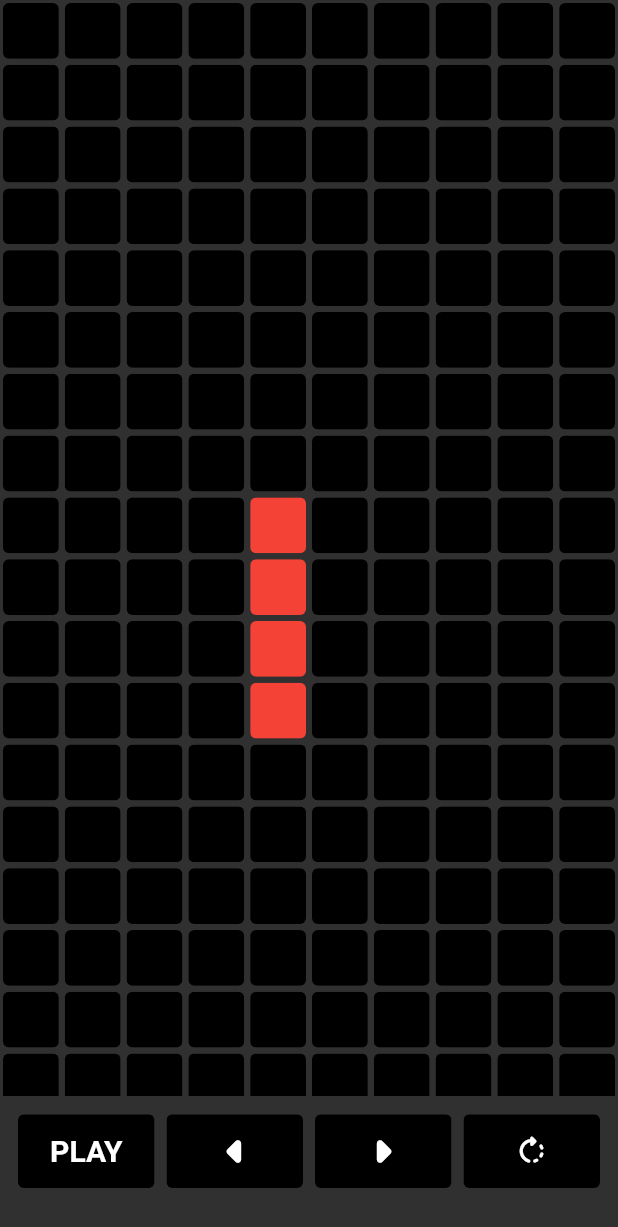
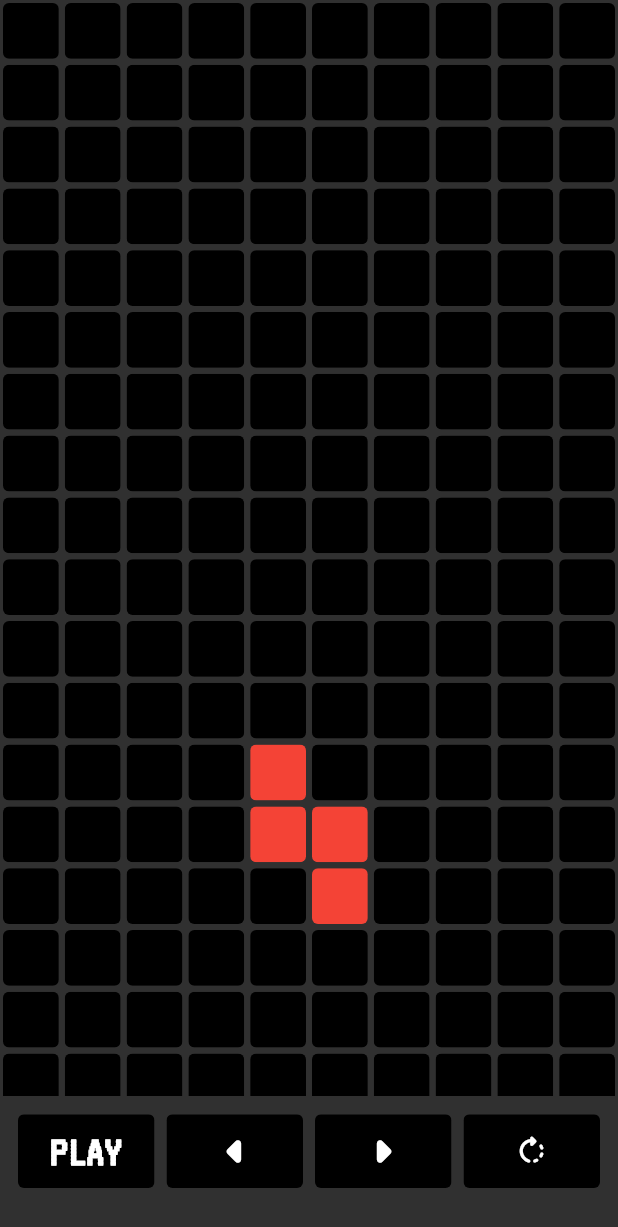
Before and after one commit to Arora-Yash-coder/Tetris_Flutter, a Flutter app: the screen it shows after launch, after a tap on the "rotate right" icon, on a phone screen of 412 x 824 dp. Shown: the top 1227 px of the screen. Run offline on Flutter 3.47's test engine with Material 2 defaults, Android fonts, the phone set to English and light mode, and no system bars.

Commit message:
Finishing up the project

```diff
--- a/tetris/lib/game.dart
+++ b/tetris/lib/game.dart
@@ -51,8 +51,7 @@ class _MyGameState extends State<MyGame> {
   int number = 0;
   // Variable representing score
   int score = 0;
-
-  //
+  // Checks if the game ended
   bool check = false;
 
   //Starts the game
@@ -62,11 +61,10 @@ class _MyGameState extends State<MyGame> {
     } else {
       choosePiece();
       //Speed of the game
-      const duration = Duration(milliseconds: 300);
+      const duration = Duration(milliseconds: 200);
       Timer.periodic(
         duration,
         (Timer timer) {
-          print(landedPosColor);
           check = gameEnded();
           clearRow();
           if (hitFloor()) {
@@ -134,8 +132,8 @@ class _MyGameState extends State<MyGame> {
     setState(() {
       Random random = Random();
       int temp = random.nextInt(6);
-      chosenPiece = List<int>.of(pieces[3]);
-      print('chosen Peice:${chosenPiece}');
+      chosenPiece = List<int>.of(pieces[temp]);
+      // print('chosen Peice:${chosenPiece}');
     });
   }
 
@@ -183,7 +181,34 @@ class _MyGameState extends State<MyGame> {
   }
 
   //Rotates the chosen piece
-  void rotatePiece() {}
+  void rotatePiece() {
+    final snackBar = SnackBar(
+      backgroundColor: Colors.grey.shade800,
+      content: Padding(
+        padding: const EdgeInsets.all(8.0),
+        child: Row(
+          mainAxisAlignment: MainAxisAlignment.spaceBetween,
+          mainAxisSize: MainAxisSize.max,
+          children: const [
+            Text(
+              'This aint no easy Game',
+              style: TextStyle(
+                color: Colors.white,
+              ),
+            ),
+            Text(
+              'NOOB',
+              style: TextStyle(
+                color: Colors.white,
+              ),
+            ),
+          ],
+        ),
+      ),
+      duration: const Duration(milliseconds: 500),
+    );
+    ScaffoldMessenger.of(context).showSnackBar(snackBar);
+  }
 
   //Checks if chosen piece stoped
   bool hitFloor() {
@@ -205,6 +230,7 @@ class _MyGameState extends State<MyGame> {
   void resetGame() {
     Navigator.pop(context);
     setState(() {
+      check = false;
       landedPosColor = [
         [],
         [],
@@ -215,6 +241,10 @@ class _MyGameState extends State<MyGame> {
         [],
       ];
       chosenPiece = [];
+      landed = [];
+      number = 0;
+      score = 0;
+      startGame();
     });
   }
 
@@ -236,15 +266,23 @@ class _MyGameState extends State<MyGame> {
                 mainAxisAlignment: MainAxisAlignment.spaceEvenly,
                 children: [
                   const Text(
-                    "G A M E  O V E R",
-                    style: TextStyle(color: Colors.white),
+                    "GAME OVER",
+                    style: TextStyle(
+                      color: Colors.white,
+                      fontFamily: 'Tetris',
+                      fontSize: 35,
+                    ),
                   ),
                   const SizedBox(
                     height: 3,
                   ),
                   Text(
                     "SCORE : $score",
-                    style: const TextStyle(color: Colors.white, fontSize: 18),
+                    style: const TextStyle(
+                      color: Colors.white,
+                      fontFamily: 'Tetris',
+                      fontSize: 25,
+                    ),
                   ),
                 ],
               ), // Text
@@ -258,9 +296,13 @@ class _MyGameState extends State<MyGame> {
                     child: Container(
                       padding: const EdgeInsets.all(7),
                       color: Colors.white,
-                      child: const Text(
+                      child: Text(
                         "PLAY AGAIN",
-                        style: TextStyle(color: Colors.grey),
+                        style: TextStyle(
+                          color: Colors.grey.shade800,
+                          fontFamily: 'Tetris',
+                          fontSize: 20,
+                        ),
                       ), // Text
                     ), // Container
                   ), // ClipRRect
@@ -273,14 +315,13 @@ class _MyGameState extends State<MyGame> {
 
   //Checks if the game ended
   bool gameEnded() {
-    //! Fix the commented loop
-    // for (var i = 0; i < landedPosColor.length - 1; i++) {
-    //   for (var j = 0; j < landedPosColor[i].length; j++) {
-    //     if (landedPosColor[i].contains(landedPosColor[i + 1][j])) {
-    //       return true;
-    //     }
-    //   }
-    // }
+    for (int i = 0; i < landedPosColor.length - 1; i++) {
+      for (int j = i + 1; j < landedPosColor.length; j++) {
+        if (landedPosColor[i].any((item) => landedPosColor[j].contains(item))) {
+          return true;
+        }
+      }
+    }
     return false;
   }
 
@@ -313,7 +354,8 @@ class _MyGameState extends State<MyGame> {
                           "PLAY",
                           style: TextStyle(
                             fontWeight: FontWeight.bold,
-                            fontSize: 20,
+                            fontSize: 30,
+                            fontFamily: 'Tetris',
                           ),
                         ),
                       ),
--- a/tetris/lib/main.dart
+++ b/tetris/lib/main.dart
@@ -15,7 +15,7 @@ class MyApp extends StatelessWidget {
       title: 'Tetris',
       theme: ThemeData(primarySwatch: Colors.blue, brightness: Brightness.dark),
       debugShowCheckedModeBanner: false,
-      home: Scaffold(
+      home: const Scaffold(
         body: MyGame(),
       ),
     );
```
Also changed, not shown: tetris/pubspec.yaml (+4 -4 lines), tetris/lib/fonts/tetris.ttf (added).
